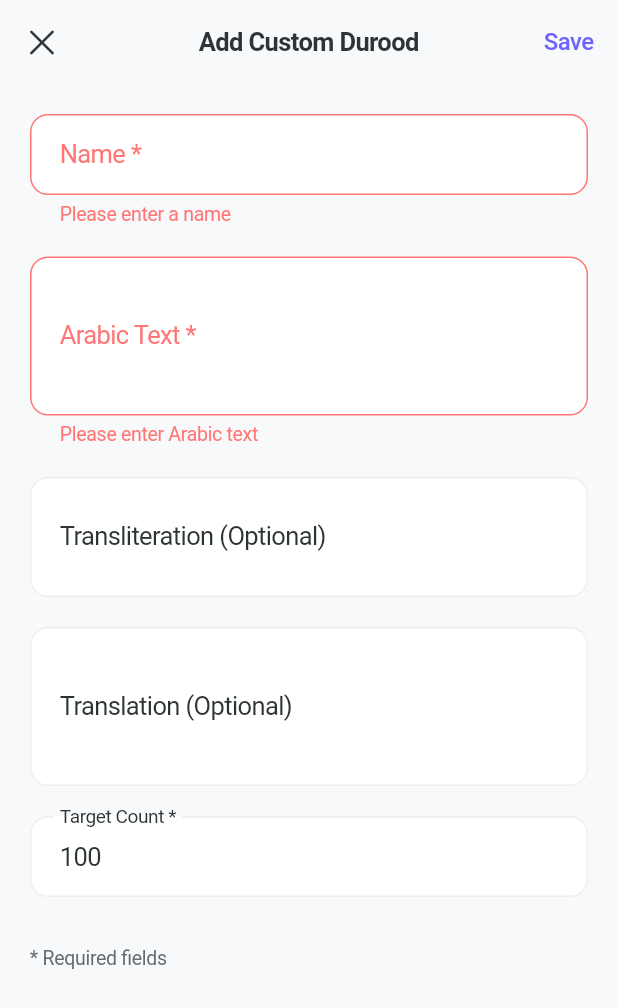
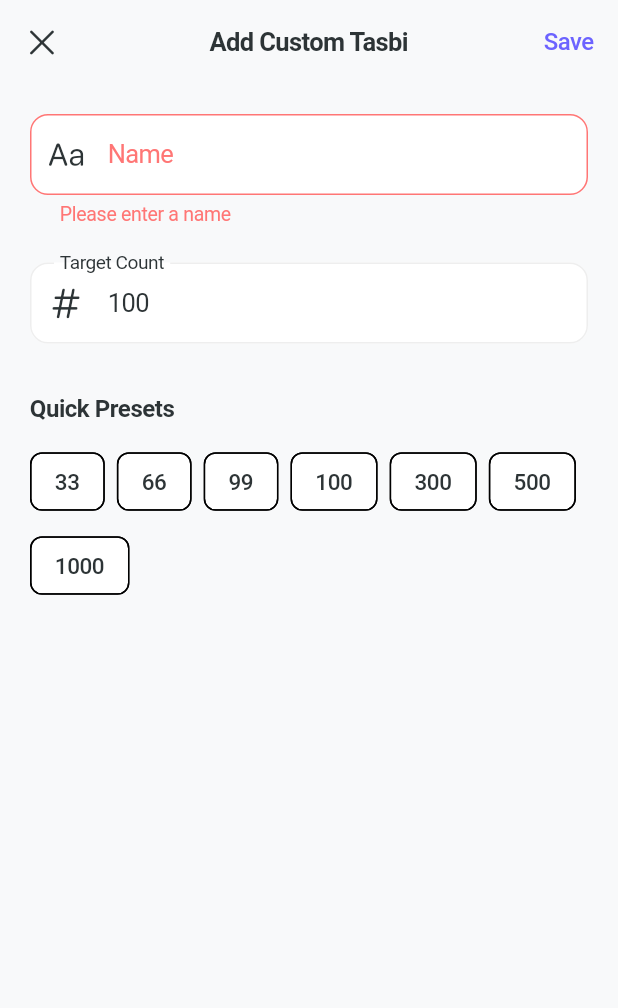
Before and after one commit to ahmed-sufi7/tasbi, a Flutter app: the AddEditDuroodScreen screen opened directly, after a tap on "Save", on a phone screen of 412 x 824 dp. Shown: the top 1008 px of the screen. Run offline on Flutter 3.47's test engine with Material 3 defaults, Android fonts, the phone set to English and light mode, and no system bars; our stand-ins replace firebase_core, firebase_messaging, flutter_local_notifications, google_mobile_ads, in_app_purchase, shared_preferences and 2 more; accounts and stored records are empty; network calls fail.

Commit message:
logics fixed

```diff
--- a/lib/screens/durood_management_screen.dart
+++ b/lib/screens/durood_management_screen.dart
@@ -3,6 +3,7 @@ import 'package:flutter/cupertino.dart';
 import 'package:provider/provider.dart';
 import '../models/durood.dart';
 import '../providers/durood_provider.dart';
+import '../providers/counter_provider.dart';
 import '../utils/haptic_helper.dart';
 
 class DuroodManagementScreen extends StatelessWidget {
@@ -12,7 +13,7 @@ class DuroodManagementScreen extends StatelessWidget {
   Widget build(BuildContext context) {
     return Scaffold(
       appBar: AppBar(
-        title: const Text('Manage Durood/Tasbi'),
+        title: const Text('Manage Tasbi'),
         leading: IconButton(
           icon: const Icon(CupertinoIcons.back),
           onPressed: () => Navigator.pop(context),
@@ -24,21 +25,51 @@ class DuroodManagementScreen extends StatelessWidget {
             return const Center(child: CupertinoActivityIndicator());
           }
 
-          final customDuroods = provider.duroods.where((d) => !d.isDefault).toList();
+          final allDuroods = provider.duroods;
+          final customDuroods = allDuroods.where((d) => !d.isDefault).toList();
+          final defaultDuroods = allDuroods.where((d) => d.isDefault).toList();
 
           return Column(
             children: [
               Expanded(
-                child: customDuroods.isEmpty
+                child: allDuroods.isEmpty
                     ? _buildEmptyState(context)
-                    : ListView.builder(
+                    : ListView(
                         padding: const EdgeInsets.all(16),
-                        itemCount: customDuroods.length,
-                        itemBuilder: (context, index) {
-                          return _DuroodManagementItem(
-                            durood: customDuroods[index],
-                          );
-                        },
+                        children: [
+                          // Default Duroods Section
+                          if (defaultDuroods.isNotEmpty) ...[
+                            Padding(
+                              padding: const EdgeInsets.only(bottom: 12),
+                              child: Text(
+                                'Default Tasbi',
+                                style: Theme.of(context).textTheme.titleMedium?.copyWith(
+                                  fontWeight: FontWeight.bold,
+                                ),
+                              ),
+                            ),
+                            ...defaultDuroods.map((durood) => _DuroodManagementItem(
+                              durood: durood,
+                              isDefault: true,
+                            )),
+                          ],
+                          // Custom Duroods Section
+                          if (customDuroods.isNotEmpty) ...[
+                            Padding(
+                              padding: const EdgeInsets.only(top: 16, bottom: 12),
+                              child: Text(
+                                'Custom Tasbi',
+                                style: Theme.of(context).textTheme.titleMedium?.copyWith(
+                                  fontWeight: FontWeight.bold,
+                                ),
+                              ),
+                            ),
+                            ...customDuroods.map((durood) => _DuroodManagementItem(
+                              durood: durood,
+                              isDefault: false,
+                            )),
+                          ],
+                        ],
                       ),
               ),
             ],
@@ -69,13 +100,13 @@ class DuroodManagementScreen extends StatelessWidget {
             ),
             const SizedBox(height: 24),
             Text(
-              'No Custom Durood Yet',
+              'No Custom Tasbi Yet',
               style: theme.textTheme.headlineSmall,
               textAlign: TextAlign.center,
             ),
             const SizedBox(height: 12),
             Text(
-              'Create your own custom durood or tasbi to track',
+              'Create your own custom tasbi to track',
               style: theme.textTheme.bodyMedium?.copyWith(
                 color: theme.textTheme.bodySmall?.color,
               ),
@@ -100,8 +131,13 @@ class DuroodManagementScreen extends StatelessWidget {
 
 class _DuroodManagementItem extends StatelessWidget {
   final Durood durood;
+  final bool isDefault;
 
-  const _DuroodManagementItem({Key? key, required this.durood}) : super(key: key);
+  const _DuroodManagementItem({
+    Key? key,
+    required this.durood,
+    this.isDefault = false,
+  }) : super(key: key);
 
   @override
   Widget build(BuildContext context) {
@@ -122,26 +158,35 @@ class _DuroodManagementItem extends StatelessWidget {
       ),
       child: ListTile(
         contentPadding: const EdgeInsets.all(16),
+        leading: Container(
+          width: 48,
+          height: 48,
+          decoration: BoxDecoration(
+            color: theme.colorScheme.primary.withOpacity(0.1),
+            borderRadius: BorderRadius.circular(12),
+          ),
+          child: Icon(
+            CupertinoIcons.book,
+            color: theme.colorScheme.primary,
+          ),
+        ),
         title: Text(
           durood.name,
           style: theme.textTheme.titleMedium?.copyWith(fontWeight: FontWeight.w600),
         ),
-        subtitle: Column(
-          crossAxisAlignment: CrossAxisAlignment.start,
-          children: [
-            const SizedBox(height: 8),
-            Text(
-              durood.arabic,
-              style: theme.textTheme.bodyMedium,
-              textDirection: TextDirection.rtl,
-              maxLines: 2,
-              overflow: TextOverflow.ellipsis,
+        subtitle: Padding(
+          padding: const EdgeInsets.only(top: 4),
+          child: Text(
+            'Target: ${durood.target}',
+            style: theme.textTheme.bodySmall,
           ),
-            const SizedBox(height: 4),
-            Text('Target: ${durood.target}', style: theme.textTheme.bodySmall),
-          ],
         ),
-        trailing: Row(
+        trailing: isDefault
+            ? Icon(
+                CupertinoIcons.chevron_right,
+                color: theme.colorScheme.primary,
+              )
+            : Row(
                 mainAxisSize: MainAxisSize.min,
                 children: [
                   IconButton(
@@ -162,6 +207,30 @@ class _DuroodManagementItem extends StatelessWidget {
                   ),
                 ],
               ),
+        onTap: () async {
+          // Select this tasbi and go back to counter
+          final duroodProvider = context.read<DuroodProvider>();
+          final counterProvider = context.read<CounterProvider>();
+
+          // If there's an active session with a different durood, save it first
+          if (counterProvider.isSessionActive &&
+              counterProvider.currentSession?.duroodId != durood.id) {
+            await counterProvider.saveSession();
+          }
+
+          duroodProvider.selectDurood(durood);
+          HapticHelper.light();
+
+          if (context.mounted) {
+            Navigator.pop(context);
+            ScaffoldMessenger.of(context).showSnackBar(
+              SnackBar(
+                content: Text('"${durood.name}" selected. Tap anywhere to count!'),
+                duration: const Duration(seconds: 2),
+              ),
+            );
+          }
+        },
       ),
     );
   }
@@ -189,7 +258,7 @@ class _DuroodManagementItem extends StatelessWidget {
                 if (success) {
                   HapticHelper.success();
                   ScaffoldMessenger.of(context).showSnackBar(
-                    const SnackBar(content: Text('Durood deleted successfully')),
+                    const SnackBar(content: Text('Tasbi deleted successfully')),
                   );
                 }
               }
@@ -213,9 +282,6 @@ class AddEditDuroodScreen extends StatefulWidget {
 class _AddEditDuroodScreenState extends State<AddEditDuroodScreen> {
   final _formKey = GlobalKey<FormState>();
   late TextEditingController _nameController;
-  late TextEditingController _arabicController;
-  late TextEditingController _transliterationController;
-  late TextEditingController _translationController;
   late TextEditingController _targetController;
 
   bool get isEditing => widget.durood != null;
@@ -224,18 +290,12 @@ class _AddEditDuroodScreenState extends State<AddEditDuroodScreen> {
   void initState() {
     super.initState();
     _nameController = TextEditingController(text: widget.durood?.name ?? '');
-    _arabicController = TextEditingController(text: widget.durood?.arabic ?? '');
-    _transliterationController = TextEditingController(text: widget.durood?.transliteration ?? '');
-    _translationController = TextEditingController(text: widget.durood?.translation ?? '');
     _targetController = TextEditingController(text: widget.durood?.target.toString() ?? '100');
   }
 
   @override
   void dispose() {
     _nameController.dispose();
-    _arabicController.dispose();
-    _transliterationController.dispose();
-    _translationController.dispose();
     _targetController.dispose();
     super.dispose();
   }
@@ -246,7 +306,7 @@ class _AddEditDuroodScreenState extends State<AddEditDuroodScreen> {
 
     return Scaffold(
       appBar: AppBar(
-        title: Text(isEditing ? 'Edit Durood' : 'Add Custom Durood'),
+        title: Text(isEditing ? 'Edit Tasbi' : 'Add Custom Tasbi'),
         leading: IconButton(
           icon: const Icon(CupertinoIcons.xmark),
           onPressed: () => Navigator.pop(context),
@@ -263,12 +323,19 @@ class _AddEditDuroodScreenState extends State<AddEditDuroodScreen> {
         child: ListView(
           padding: const EdgeInsets.all(20),
           children: [
+            // Name Field
             TextFormField(
               controller: _nameController,
-              decoration: const InputDecoration(
-                labelText: 'Name *',
-                hintText: 'e.g., Durood-e-Ibrahim',
+              decoration: InputDecoration(
+                labelText: 'Name',
+                hintText: 'e.g., Morning Dhikr, Ayatul Kursi',
+                prefixIcon: const Icon(CupertinoIcons.textformat),
+                border: OutlineInputBorder(
+                  borderRadius: BorderRadius.circular(12),
                 ),
+                filled: true,
+              ),
+              textCapitalization: TextCapitalization.words,
               validator: (value) {
                 if (value == null || value.isEmpty) {
                   return 'Please enter a name';
@@ -276,46 +343,19 @@ class _AddEditDuroodScreenState extends State<AddEditDuroodScreen> {
                 return null;
               },
             ),
-            const SizedBox(height: 20),
-            TextFormField(
-              controller: _arabicController,
-              decoration: const InputDecoration(
-                labelText: 'Arabic Text *',
-                hintText: 'Enter Arabic text',
-              ),
-              textDirection: TextDirection.rtl,
-              maxLines: 3,
-              validator: (value) {
-                if (value == null || value.isEmpty) {
-                  return 'Please enter Arabic text';
-                }
-                return null;
-              },
-            ),
-            const SizedBox(height: 20),
-            TextFormField(
-              controller: _transliterationController,
-              decoration: const InputDecoration(
-                labelText: 'Transliteration (Optional)',
-                hintText: 'Enter transliteration',
-              ),
-              maxLines: 2,
-            ),
-            const SizedBox(height: 20),
-            TextFormField(
-              controller: _translationController,
-              decoration: const InputDecoration(
-                labelText: 'Translation (Optional)',
-                hintText: 'Enter translation',
-              ),
-              maxLines: 3,
-            ),
-            const SizedBox(height: 20),
+            const SizedBox(height: 24),
+
+            // Target Count Field
             TextFormField(
               controller: _targetController,
-              decoration: const InputDecoration(
-                labelText: 'Target Count *',
+              decoration: InputDecoration(
+                labelText: 'Target Count',
                 hintText: 'e.g., 100',
+                prefixIcon: const Icon(CupertinoIcons.number),
+                border: OutlineInputBorder(
+                  borderRadius: BorderRadius.circular(12),
+                ),
+                filled: true,
               ),
               keyboardType: TextInputType.number,
               validator: (value) {
@@ -330,9 +370,26 @@ class _AddEditDuroodScreenState extends State<AddEditDuroodScreen> {
               },
             ),
             const SizedBox(height: 32),
+
+            // Quick Target Presets
             Text(
-              '* Required fields',
-              style: theme.textTheme.bodySmall,
+              'Quick Presets',
+              style: theme.textTheme.titleMedium?.copyWith(
+                fontWeight: FontWeight.w600,
+              ),
+            ),
+            const SizedBox(height: 12),
+            Wrap(
+              spacing: 8,
+              runSpacing: 8,
+              children: [33, 66, 99, 100, 300, 500, 1000].map((count) {
+                return ActionChip(
+                  label: Text(count.toString()),
+                  onPressed: () {
+                    _targetController.text = count.toString();
+                  },
+                );
+              }).toList(),
             ),
           ],
         ),
@@ -348,13 +405,9 @@ class _AddEditDuroodScreenState extends State<AddEditDuroodScreen> {
     final durood = Durood(
       id: widget.durood?.id,
       name: _nameController.text.trim(),
-      arabic: _arabicController.text.trim(),
-      transliteration: _transliterationController.text.trim().isNotEmpty
-          ? _transliterationController.text.trim()
-          : null,
-      translation: _translationController.text.trim().isNotEmpty
-          ? _translationController.text.trim()
-          : null,
+      arabic: _nameController.text.trim(), // Use name as arabic text for simplicity
+      transliteration: null,
+      translation: null,
       target: int.parse(_targetController.text.trim()),
       isDefault: false,
     );
@@ -371,18 +424,32 @@ class _AddEditDuroodScreenState extends State<AddEditDuroodScreen> {
     if (mounted) {
       if (success) {
         HapticHelper.success();
+
+        // If adding new tasbi, select it and close all screens to go back to counter
+        if (!isEditing) {
+          // The newly created durood is already selected by the provider
+          // Pop this screen
           Navigator.pop(context);
+          // Pop the management screen to return to counter
+          Navigator.pop(context);
+
           ScaffoldMessenger.of(context).showSnackBar(
-          SnackBar(
-            content: Text(isEditing
-                ? 'Durood updated successfully'
-                : 'Durood added successfully'),
+            const SnackBar(
+              content: Text('Tasbi created! Start counting by tapping anywhere'),
             ),
           );
         } else {
+          Navigator.pop(context);
           ScaffoldMessenger.of(context).showSnackBar(
             const SnackBar(
-            content: Text('Failed to save durood'),
+              content: Text('Tasbi updated successfully'),
+            ),
+          );
+        }
+      } else {
+        ScaffoldMessenger.of(context).showSnackBar(
+          const SnackBar(
+            content: Text('Failed to save tasbi'),
             backgroundColor: Colors.red,
           ),
         );
```
Also changed, not shown: lib/screens/counter_screen.dart (+77 -60 lines). Lines whose indentation alone changed are shown as unchanged.
